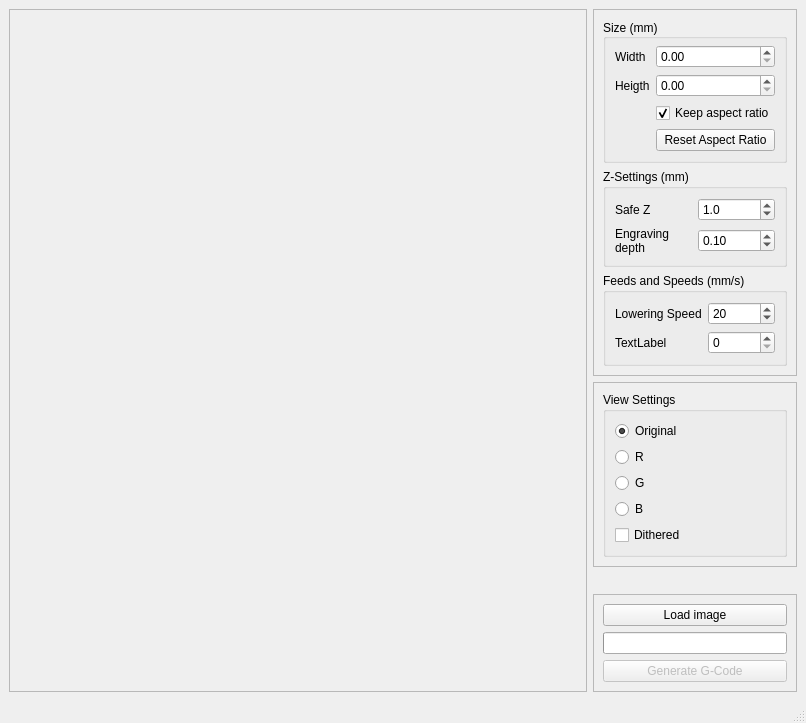
Before: the Qt Designer form mainWindow.ui in DrLuke/acrylengraver, drawn with Qt 5.
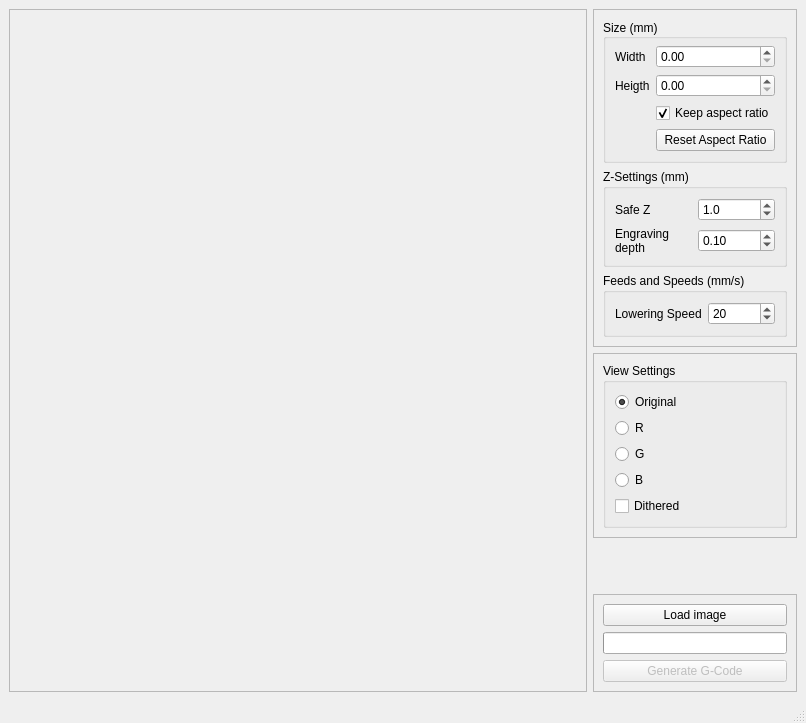
After: the same form once the commit is applied.

Patch:
```diff
--- a/mainWindow.ui
+++ b/mainWindow.ui
@@ -242,16 +242,6 @@
                </property>
               </widget>
              </item>
-             <item row="1" column="0">
-              <widget class="QLabel" name="label_4">
-               <property name="text">
-                <string>TextLabel</string>
-               </property>
-              </widget>
-             </item>
-             <item row="1" column="1">
-              <widget class="QSpinBox" name="spinBox_2"/>
-             </item>
             </layout>
            </widget>
           </item>
```
Left out of the diff: 20 changed lines with no effect on the pictures.
